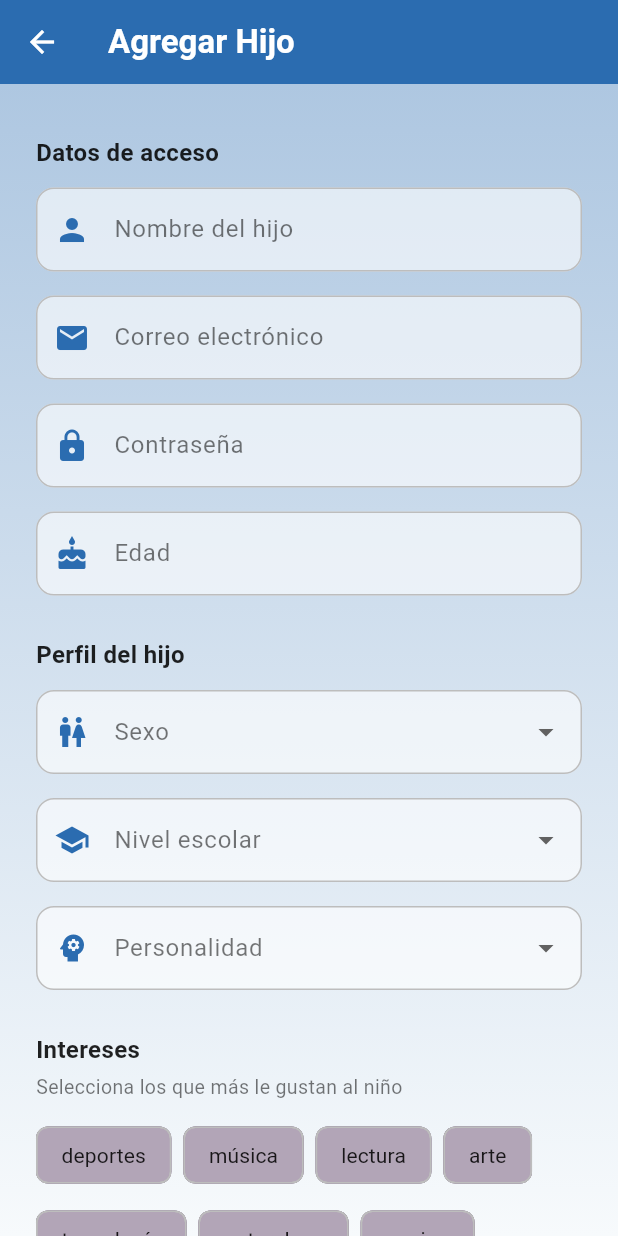
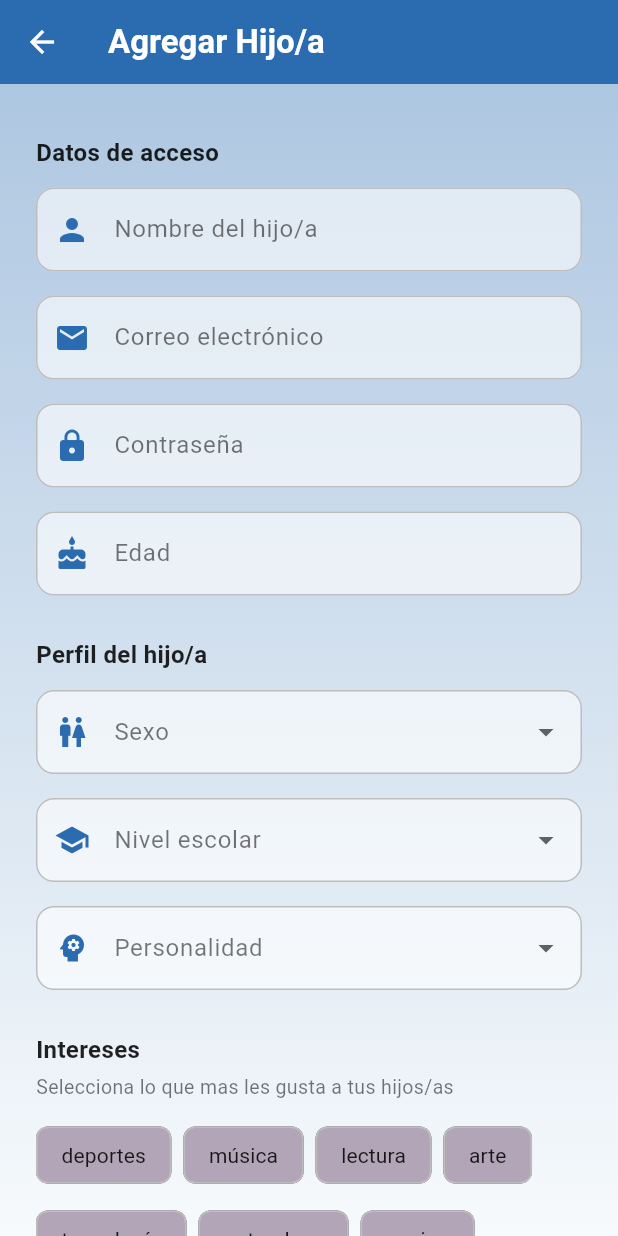
Before and after one commit to fernanda270122/mapachesecure-app, a Flutter app: the AgregarHijoScreen screen opened directly, on a phone screen of 412 x 824 dp. Run offline on Flutter 3.47's test engine with Material 3 defaults, Android fonts, the phone set to English and light mode, and no system bars; our stand-ins replace app_links, firebase_core, firebase_messaging, flutter_local_notifications, flutter_tts, image_picker and 2 more; missing offline and left inert: bg_launcher, flutter_background_service, usage_stats; accounts and stored records are empty.

Commit message:
fix: correcciones ortograficas y lenguaje inclusivo hijo/a

```diff
--- a/lib/screens/hijo/video_evolucion_screen.dart
+++ b/lib/screens/hijo/video_evolucion_screen.dart
@@ -78,7 +78,7 @@ class _VideoEvolucionScreenState extends State<VideoEvolucionScreen> {
                 child: Padding(
                   padding: EdgeInsets.symmetric(horizontal: 32),
                   child: Text(
-                    '¡Súrge ahora \ny ovedece mi llamada! 🦝✨' ,
+                    '¡Surge ahora y obedece mi llamada! 🦝✨' ,
                     textAlign: TextAlign.center,
                     style: TextStyle(
                       color: Colors.white,
--- a/lib/screens/padre/agregar_hijo_screen.dart
+++ b/lib/screens/padre/agregar_hijo_screen.dart
@@ -28,9 +28,9 @@ class _AgregarHijoScreenState extends State<AgregarHijoScreen> {
   static const _opcionesSexo = ['masculino', 'femenino', 'otro'];
   static const _opcionesNivel = ['pre-basica', 'basica', 'media'];
   static const _opcionesPersonalidad = [
-    'curioso',
-    'activo',
-    'tranquilo',
+    'curioso/a',
+    'activo/a',
+    'tranquilo/a',
     'creativo',
     'sociable',
   ];
@@ -129,7 +129,7 @@ class _AgregarHijoScreenState extends State<AgregarHijoScreen> {
       } else {
         ScaffoldMessenger.of(context).showSnackBar(
           SnackBar(
-            content: Text(respuesta['detail'] ?? 'Error al agregar hijo'),
+            content: Text(respuesta['detail'] ?? 'Error al agregar hijo/a'),
             backgroundColor: Colors.red,
           ),
         );
@@ -153,7 +153,7 @@ class _AgregarHijoScreenState extends State<AgregarHijoScreen> {
       backgroundColor: temaPadre.background,
       appBar: AppBar(
         title: const Text(
-          'Agregar Hijo',
+          'Agregar Hijo/a',
           style: TextStyle(fontWeight: FontWeight.bold),
         ),
         backgroundColor: temaPadre.primary,
@@ -188,7 +188,7 @@ class _AgregarHijoScreenState extends State<AgregarHijoScreen> {
                 TextFormField(
                   controller: _nombreCtrl,
                   decoration: _inputDecor(
-                    'Nombre del hijo',
+                    'Nombre del hijo/a',
                     Icons.person,
                     temaPadre.primary,
                   ),
@@ -235,7 +235,7 @@ class _AgregarHijoScreenState extends State<AgregarHijoScreen> {
                 const SizedBox(height: 28),
 
                 // --- Perfil del hijo ---
-                _seccionTitulo('Perfil del hijo'),
+                _seccionTitulo('Perfil del hijo/a'),
                 const SizedBox(height: 12),
 
                 _dropdownField(
@@ -273,7 +273,7 @@ class _AgregarHijoScreenState extends State<AgregarHijoScreen> {
                 _seccionTitulo('Intereses'),
                 const SizedBox(height: 4),
                 const Text(
-                  'Selecciona los que más le gustan al niño',
+                  'Selecciona lo que mas les gusta a tus hijos/as',
                   style: TextStyle(fontSize: 13, color: Colors.black54),
                 ),
                 const SizedBox(height: 12),
@@ -338,7 +338,7 @@ class _AgregarHijoScreenState extends State<AgregarHijoScreen> {
                     child: _cargando
                         ? const CircularProgressIndicator(color: Colors.white)
                         : const Text(
-                            'Agregar Hijo',
+                            'Agregar Hijo/a',
                             style: TextStyle(
                               fontSize: 16,
                               fontWeight: FontWeight.bold,
--- a/lib/screens/padre/home_padre_screen.dart
+++ b/lib/screens/padre/home_padre_screen.dart
@@ -176,7 +176,7 @@ class _HomePadreScreenState extends State<HomePadreScreen> {
             _buildDrawerItem(
               context,
               Icons.person_add,
-              'Agregar Hijo',
+              'Agregar Hijo/a',
               temaPadre.primary,
               () async {
                 Navigator.pop(context);
```
